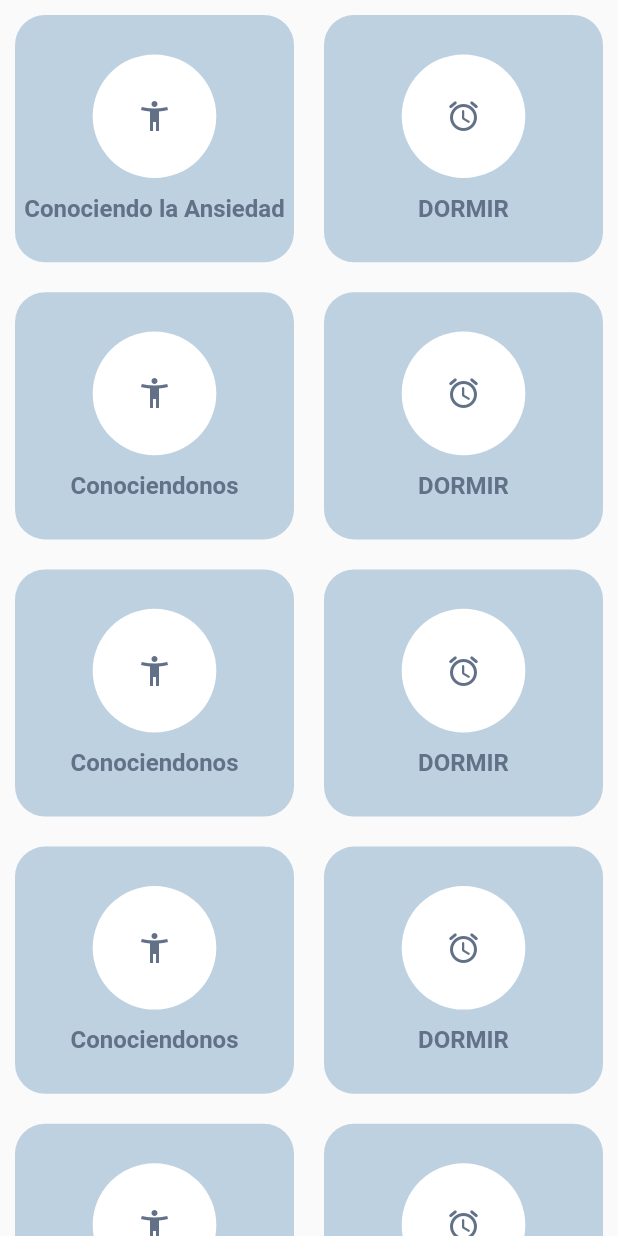
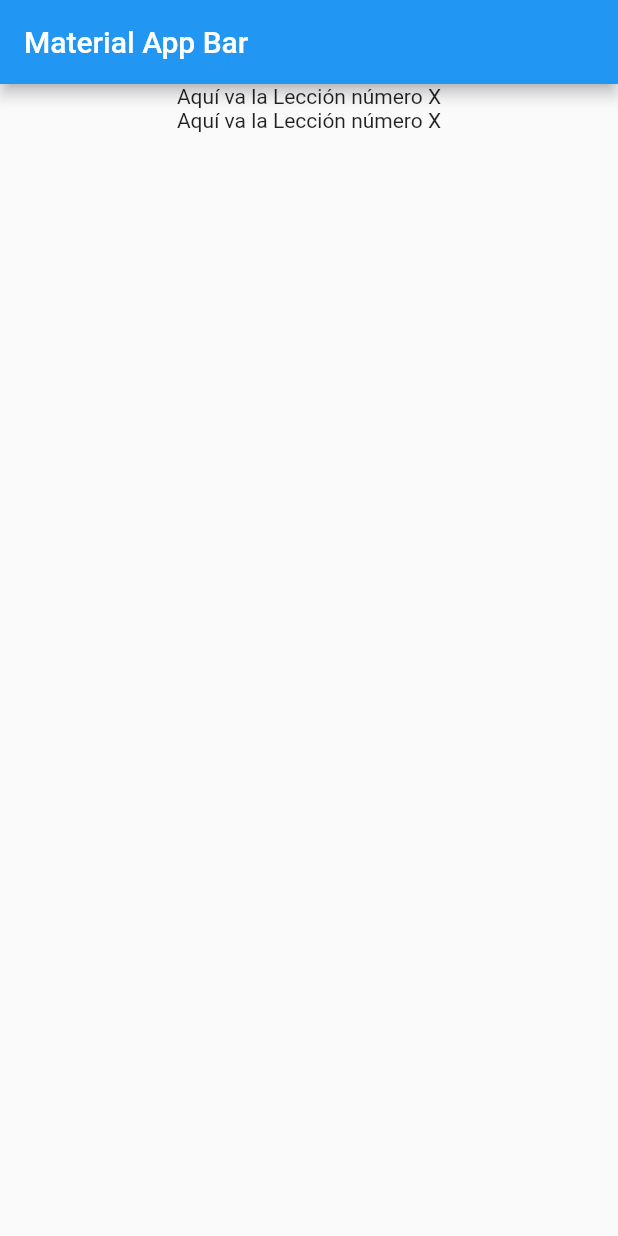
Before and after one commit to osvaneal93/anxiety_pidgeon, a Flutter app: what botonesRedondeados() shows on an empty page, opened directly, after a tap on "Conociendo la Ansiedad", on a phone screen of 412 x 824 dp. Run offline on Flutter 3.47's test engine with Material 2 defaults, Android fonts, the phone set to English and light mode, and no system bars; our stand-ins replace sqflite; accounts and stored records are empty.

Commit message:
Tenemos logo y transparencia

```diff
--- a/lib/src/notas/routes.dart
+++ b/lib/src/notas/routes.dart
@@ -1,4 +1,5 @@
 class Routes {
   static final String home = '/';
   static final String addNote = '/add-note';
+  static final String leccion_uno = '/leccion-uno';
 }
--- /dev/null
+++ b/lib/src/pages/leccion1.dart
@@ -0,0 +1,29 @@
+import 'package:flutter/material.dart';
+
+void main() => runApp(LeccionUno());
+
+class LeccionUno extends StatelessWidget {
+  @override
+  Widget build(BuildContext context) {
+    return MaterialApp(
+      title: 'Material App',
+      home: Scaffold(
+        appBar: AppBar(
+          title: Text('Material App Bar'),
+        ),
+        body: SafeArea(
+          child: Center(
+            child: Container(
+              child: Column(
+                children: [
+                  Text('Aquí va la Lección número X'),
+                  Text('Aquí va la Lección número X'),
+                ],
+              ),
+            ),
+          ),
+        ),
+      ),
+    );
+  }
+}
--- a/lib/src/pages/menu_page.dart
+++ b/lib/src/pages/menu_page.dart
@@ -1,4 +1,5 @@
 import 'dart:math';
+import 'dart:ui';
 
 import 'package:flutter/material.dart';
 
@@ -13,6 +14,7 @@ class _MenuPageState extends State<MenuPage> {
   @override
   Widget build(BuildContext context) {
     return MaterialApp(
+      debugShowCheckedModeBanner: false,
       title: 'Material App',
       home: Scaffold(
         body: Center(
@@ -47,7 +49,7 @@ class _MenuPageState extends State<MenuPage> {
         gradient: LinearGradient(
           begin: FractionalOffset(0.0, 0.3),
           end: FractionalOffset(0.0, 1.0),
-          colors: [Colors.white, Color(0xffE4EFDE)],
+          colors: [Colors.white, Colors.lightBlue.shade100],
         ),
       ),
     );
@@ -60,7 +62,7 @@ class _MenuPageState extends State<MenuPage> {
           borderRadius: BorderRadius.circular(80),
           gradient: LinearGradient(
             colors: [
-              Color(0xffB7D7DE),
+              Colors.lightBlue,
               Colors.white,
             ],
           ),
@@ -84,22 +86,25 @@ class _MenuPageState extends State<MenuPage> {
       child: Container(
         padding: EdgeInsets.all(20),
         child: Column(
-          crossAxisAlignment: CrossAxisAlignment.start,
+          crossAxisAlignment: CrossAxisAlignment.center,
           children: [
             Text(
-              'Bienvenido al Lobby',
+              'Bienvenido a PidgeOn',
               style: TextStyle(
                   fontSize: 30,
-                  color: Color(0xff627188),
+                  color: Colors.white,
                   fontWeight: FontWeight.bold),
+            ),
+            SizedBox(height: 10),
+            Container(
+              width: 100,
+              height: 100,
+              child: Image.asset("assets/pidgeon.png"),
             ),
             SizedBox(height: 10),
             Text(
               'Escoge entre las distintas lecciones y comienza a superar la ansiedad',
-              style: TextStyle(
-                fontSize: 20,
-                color: Color(0xff627188),
-              ),
+              style: TextStyle(fontSize: 20, color: Colors.black),
             ),
           ],
         ),
@@ -113,60 +118,69 @@ Widget botonesRedondeados(BuildContext context) {
     children: [
       TableRow(
         children: [
-          _crearBoton(context, Color(0xff627188), Icons.accessibility_new_sharp,
-              'Conociendo la Ansiedad', 'leccion1'),
-          _crearBoton(context, Color(0xff627188), Icons.access_alarms_rounded,
-              'DORMIR', '/'),
+          _crearBoton(
+              context,
+              Colors.black,
+              Colors.black,
+              Icons.accessibility_new_sharp,
+              'Conociendo la Ansiedad',
+              '/leccionUno'),
+          _crearBoton(context, Colors.black, Colors.blue,
+              Icons.perm_device_info_rounded, 'Cómo iniciar...', '/'),
         ],
       ),
       TableRow(
         children: [
-          _crearBoton(context, Color(0xff627188), Icons.accessibility_new_sharp,
-              'Conociendonos', 'gladiador'),
-          _crearBoton(context, Color(0xff627188), Icons.access_alarms_rounded,
-              'DORMIR', '/'),
+          _crearBoton(context, Colors.black, Colors.red, Icons.all_inclusive,
+              '1.Nuestros Ciclos', 'gladiador'),
+          _crearBoton(context, Colors.black, Colors.green, Icons.eco,
+              '2.Somos naturaleza ', '/'),
         ],
       ),
       TableRow(
         children: [
-          _crearBoton(context, Color(0xff627188), Icons.accessibility_new_sharp,
-              'Conociendonos', 'gladiador'),
-          _crearBoton(context, Color(0xff627188), Icons.access_alarms_rounded,
-              'DORMIR', '/'),
+          _crearBoton(
+              context,
+              Colors.black,
+              Colors.yellow,
+              Icons.star_border_purple500_outlined,
+              '3.Decidir quienes somos',
+              'gladiador'),
+          _crearBoton(context, Colors.black, Colors.black,
+              Icons.emoji_nature_outlined, '4. La confianza', '/'),
         ],
       ),
       TableRow(
         children: [
-          _crearBoton(context, Color(0xff627188), Icons.accessibility_new_sharp,
-              'Conociendonos', 'gladiador'),
-          _crearBoton(context, Color(0xff627188), Icons.access_alarms_rounded,
-              'DORMIR', '/'),
+          _crearBoton(context, Colors.black, Colors.black,
+              Icons.hourglass_empty, '5.Titulo', 'gladiador'),
+          _crearBoton(context, Colors.black, Colors.black,
+              Icons.hourglass_empty, '6.Titulo', '/'),
         ],
       ),
       TableRow(
         children: [
-          _crearBoton(context, Color(0xff627188), Icons.accessibility_new_sharp,
-              'Conociendonos', 'gladiador'),
-          _crearBoton(context, Color(0xff627188), Icons.access_alarms_rounded,
-              'DORMIR', '/'),
+          _crearBoton(context, Colors.black, Colors.black,
+              Icons.hourglass_empty, '7.Titulo', 'gladiador'),
+          _crearBoton(context, Colors.black, Colors.black,
+              Icons.hourglass_empty, '8.Titulo', '/'),
         ],
       ),
       TableRow(
         children: [
-          _crearBoton(context, Color(0xff627188), Icons.accessibility_new_sharp,
-              'Conociendonos', 'gladiador'),
-          _crearBoton(context, Color(0xff627188), Icons.access_alarms_rounded,
-              'DORMIR', '/'),
+          _crearBoton(context, Colors.black, Colors.black,
+              Icons.hourglass_empty, '9.Titulo', 'gladiador'),
+          _crearBoton(context, Colors.black, Colors.black,
+              Icons.hourglass_empty, '10.Titulo', '/'),
         ],
       ),
     ],
   );
 }
 
-Widget _crearBoton(BuildContext context, Color colores, IconData iconoso,
-    String titulos, String secciones) {
+Widget _crearBoton(BuildContext context, Color colores, Color colorIcono,
+    IconData iconoso, String titulos, String secciones) {
   double heigth = MediaQuery.of(context).size.height;
-
   double width = MediaQuery.of(context).size.width;
   double miHeigth = heigth * 0.20;
   double cinco = width * 0.1;
@@ -174,11 +188,19 @@ Widget _crearBoton(BuildContext context, Color colores, IconData iconoso,
     onTap: () {
       Navigator.pushNamed(context, secciones);
     },
+    child: Padding(
+      padding: const EdgeInsets.all(10.0),
+      child: ClipRRect(
+        borderRadius: BorderRadius.circular(20),
+        child: BackdropFilter(
+          filter: ImageFilter.blur(sigmaX: 6, sigmaY: 6),
           child: Container(
             height: miHeigth,
-      margin: EdgeInsets.all(10),
             decoration: BoxDecoration(
-        color: Color(0xffBED1E1),
+              gradient: LinearGradient(colors: [
+                Colors.white.withOpacity(0.2),
+                Colors.white.withOpacity(0.5)
+              ]),
               borderRadius: BorderRadius.circular(20),
             ),
             child: Column(
@@ -191,14 +213,16 @@ Widget _crearBoton(BuildContext context, Color colores, IconData iconoso,
                   backgroundColor: Colors.white,
                   child: Icon(
                     iconoso,
-              color: colores,
+                    color: colorIcono,
                   ),
                   radius: cinco,
                 ),
                 Text(
                   titulos,
                   style: TextStyle(
-                fontSize: 16, fontWeight: FontWeight.bold, color: colores),
+                      fontSize: 16,
+                      fontWeight: FontWeight.bold,
+                      color: colores),
                 ),
                 SizedBox(
                   height: 10,
@@ -206,5 +230,8 @@ Widget _crearBoton(BuildContext context, Color colores, IconData iconoso,
               ],
             ),
           ),
+        ),
+      ),
+    ),
   );
 }
--- a/pubspec.yaml
+++ b/pubspec.yaml
@@ -47,9 +47,8 @@ flutter:
   uses-material-design: true
 
   # To add assets to your application, add an assets section, like this:
-  # assets:
-  #   - images/a_dot_burr.jpeg
-  #   - images/a_dot_ham.jpeg
+  assets:
+    - assets/pidgeon.png
 
   # An image asset can refer to one or more resolution-specific "variants", see
   # https://flutter.dev/assets-and-images/#resolution-aware.
```
Also changed, not shown: lib/main.dart (+17 -14 lines), assets/pidgeon.png (added). Lines whose indentation alone changed are shown as unchanged.
